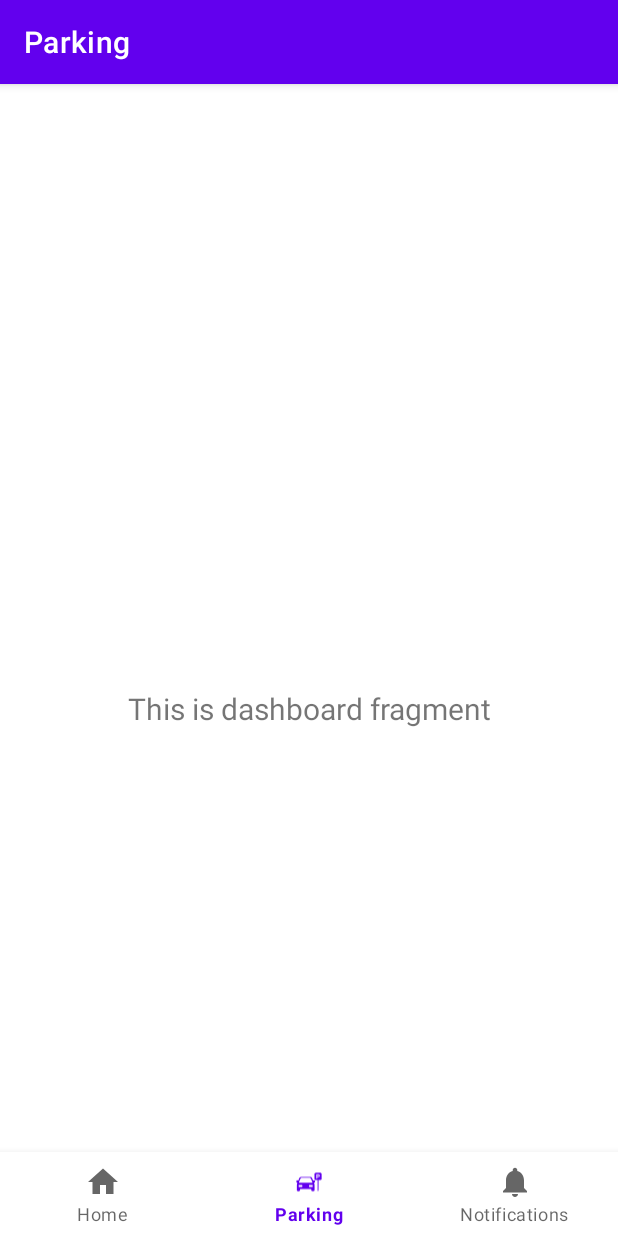
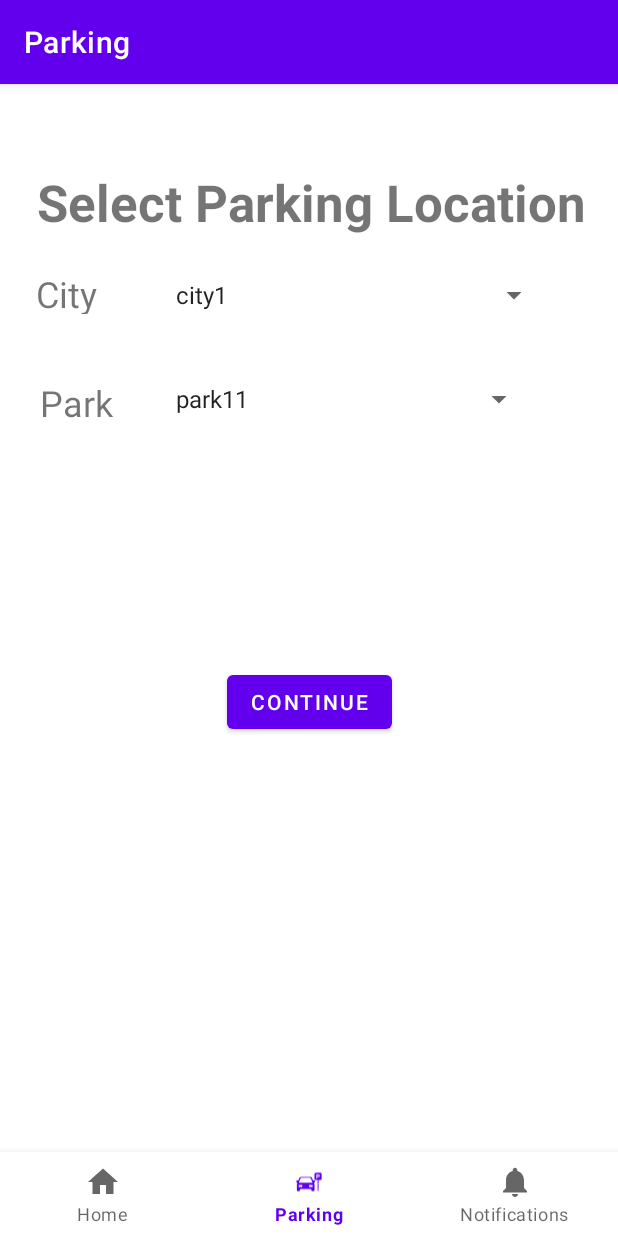
Before and after one commit to abdallah0100/Parking_App, an Android app: the screen it shows after launch (MainActivity), item 2 of the bottom bar chosen, on a phone screen of 412 x 824 dp. Run offline under Robolectric (Android 15) with nearby library versions, the phone set to English and light mode, and no system bars; our stand-ins replace navigation-ui.

Commit message:
Parking button navigates to the park selection fragment

```diff
--- a/app/src/main/java/com/example/parking/MainActivity.java
+++ b/app/src/main/java/com/example/parking/MainActivity.java
@@ -27,7 +27,7 @@ public class MainActivity extends AppCompatActivity {
         // Passing each menu ID as a set of Ids because each
         // menu should be considered as top level destinations.
         AppBarConfiguration appBarConfiguration = new AppBarConfiguration.Builder(
-                R.id.navigation_home, R.id.navigation_dashboard, R.id.navigation_notifications)
+                R.id.navigation_home, R.id.navigation_park_selection, R.id.navigation_notifications)
                 .build();
         NavController navController = Navigation.findNavController(this, R.id.nav_host_fragment_activity_main);
         NavigationUI.setupActionBarWithNavController(this, navController, appBarConfiguration);
--- /dev/null
+++ b/app/src/main/java/com/example/parking/ui/parking/ParkData.java
@@ -0,0 +1,11 @@
+package com.example.parking.ui.parking;
+
+import java.util.Arrays;
+import java.util.HashMap;
+import java.util.List;
+import java.util.Map;
+
+public class ParkData {
+    public static List<String> CITIES = Arrays.asList("city1", "city2", "city3");
+    public static Map<String, List<String>> PARK_MAP = new HashMap<>();
+}
--- /dev/null
+++ b/app/src/main/java/com/example/parking/ui/parking/ParkSelectionFragment.java
@@ -0,0 +1,91 @@
+package com.example.parking.ui.parking;
+
+import android.os.Bundle;
+import android.view.LayoutInflater;
+import android.view.View;
+import android.view.ViewGroup;
+import android.widget.AdapterView;
+import android.widget.ArrayAdapter;
+import android.widget.Button;
+import android.widget.Spinner;
+
+import androidx.annotation.NonNull;
+import androidx.annotation.Nullable;
+import androidx.fragment.app.Fragment;
+import androidx.lifecycle.ViewModelProvider;
+
+import com.example.parking.R;
+
+import java.util.Arrays;
+
+public class ParkSelectionFragment extends Fragment {
+    private Spinner parksSpinner;
+    private Spinner citySpinner;
+    private Button continueBtn;
+
+    private ParkSelectionView selectParkView;
+
+    @Nullable
+    @Override
+    public View onCreateView(@NonNull LayoutInflater inflater, @Nullable ViewGroup container, @Nullable Bundle savedInstanceState) {
+        View view = inflater.inflate(R.layout.fragment_park_selection, container, false);
+        selectParkView = new ViewModelProvider(this).get(ParkSelectionView.class);
+        citySpinner = view.findViewById(R.id.cityList);
+        parksSpinner = view.findViewById(R.id.parks_list);
+        continueBtn = view.findViewById(R.id.continue_btn);
+
+        /*
+         * temp - delete later
+         * */
+        for (int i = 0; i < ParkData.CITIES.size(); i++){
+            ParkData.PARK_MAP.put(ParkData.CITIES.get(i), Arrays.asList("park"+(i+1)+"1", "park"+(i+1)+"2", "park"+(i+1)+"3"));
+        }
+
+        // End of temp
+        ArrayAdapter<String> adapter = new ArrayAdapter<>(requireContext(), android.R.layout.simple_spinner_item, ParkData.CITIES);
+        adapter.setDropDownViewResource(android.R.layout.simple_spinner_dropdown_item);
+        citySpinner.setAdapter(adapter);
+
+
+        citySpinner.setOnItemSelectedListener(new AdapterView.OnItemSelectedListener() {
+            @Override
+            public void onItemSelected(AdapterView<?> parent, View view, int position, long id) {
+                String selected = (String) parent.getItemAtPosition(position);
+                selectParkView.setSelectedCity(selected);
+
+                ArrayAdapter<String> adapter = new ArrayAdapter<>(requireContext(), android.R.layout.simple_spinner_item, ParkData.PARK_MAP.get(selected));
+                adapter.setDropDownViewResource(android.R.layout.simple_spinner_dropdown_item);
+                parksSpinner.setAdapter(adapter);
+            }
+
+            @Override
+            public void onNothingSelected(AdapterView<?> parent) {
+                selectParkView.setSelectedCity(null);
+            }
+        });
+
+        parksSpinner.setOnItemSelectedListener(new AdapterView.OnItemSelectedListener() {
+            @Override
+            public void onItemSelected(AdapterView<?> parent, View view, int position, long id) {
+                String selected = (String) parent.getItemAtPosition(position);
+                selectParkView.setSelectedPark(selected);
+            }
+
+            @Override
+            public void onNothingSelected(AdapterView<?> parent) {
+                selectParkView.setSelectedPark(null);
+            }
+        });
+
+        continueBtn.setOnClickListener(new View.OnClickListener() {
+            @Override
+            public void onClick(View v) {
+                // Show a toast when the button is clicked
+                //Toast.makeText(getContext(), "City: "+selectParkView.getSelectedCity()+", park: " + selectParkView.getSelectedPark(), Toast.LENGTH_SHORT).show();
+
+            }
+        });
+
+        return view;
+    }
+}
--- /dev/null
+++ b/app/src/main/java/com/example/parking/ui/parking/ParkSelectionView.java
@@ -0,0 +1,33 @@
+package com.example.parking.ui.parking;
+
+import androidx.lifecycle.MutableLiveData;
+import androidx.lifecycle.ViewModel;
+
+import java.util.List;
+
+public class ParkSelectionView extends ViewModel {
+    private final MutableLiveData<String> selectedCity = new MutableLiveData<>();
+    private final MutableLiveData<String> selectedPark = new MutableLiveData<>();
+    private final MutableLiveData<List<String>> parks = new MutableLiveData<>();
+
+    public String getSelectedPark(){
+        return selectedPark.getValue();
+    }
+    public void setSelectedPark(String newPark){
+        this.selectedPark.setValue(newPark);
+    }
+
+    public String getSelectedCity() {
+        return selectedCity.getValue();
+    }
+    public void setSelectedCity(String newCity){
+        this.selectedCity.setValue(newCity);
+    }
+
+    public MutableLiveData<List<String>> getParks() {
+        return parks;
+    }
+    public void setParks(List<String> newParks) {
+        parks.setValue(newParks);
+    }
+}
--- /dev/null
+++ b/app/src/main/res/layout/fragment_park_selection.xml
@@ -0,0 +1,87 @@
+<?xml version="1.0" encoding="utf-8"?>
+<androidx.constraintlayout.widget.ConstraintLayout xmlns:android="http://schemas.android.com/apk/res/android"
+    xmlns:app="http://schemas.android.com/apk/res-auto"
+    xmlns:tools="http://schemas.android.com/tools"
+    android:layout_width="match_parent"
+    android:layout_height="match_parent"
+    tools:context=".ui.parking.ParkSelectionFragment"
+    >
+
+    <TextView
+        android:id="@+id/park_select_title"
+        android:layout_width="wrap_content"
+        android:layout_height="wrap_content"
+        android:layout_marginStart="190dp"
+        android:layout_marginEnd="163dp"
+        android:text="@string/select_park_title"
+        android:textSize="34sp"
+        android:textStyle="bold"
+        app:layout_constraintBottom_toBottomOf="parent"
+        app:layout_constraintEnd_toEndOf="parent"
+        app:layout_constraintHorizontal_bias="0.539"
+        app:layout_constraintStart_toStartOf="parent"
+        app:layout_constraintTop_toTopOf="parent"
+        app:layout_constraintVertical_bias="0.0" />
+
+
+    <TextView
+        android:id="@+id/textView1"
+        android:layout_width="60dp"
+        android:layout_height="30dp"
+        android:text="@string/city"
+        android:textSize="24sp"
+        app:layout_constraintBottom_toBottomOf="parent"
+        app:layout_constraintEnd_toEndOf="parent"
+        app:layout_constraintHorizontal_bias="0.068"
+        app:layout_constraintStart_toStartOf="parent"
+        app:layout_constraintTop_toTopOf="parent"
+        app:layout_constraintVertical_bias="0.099" />
+
+    <TextView
+        android:id="@+id/textView2"
+        android:layout_width="57dp"
+        android:layout_height="29dp"
+        android:text="@string/park"
+        android:textSize="24sp"
+        app:layout_constraintBottom_toBottomOf="parent"
+        app:layout_constraintEnd_toEndOf="parent"
+        app:layout_constraintHorizontal_bias="0.076"
+        app:layout_constraintStart_toStartOf="parent"
+        app:layout_constraintTop_toTopOf="parent"
+        app:layout_constraintVertical_bias="0.205" />
+
+    <Spinner
+        android:id="@+id/cityList"
+        android:layout_width="257dp"
+        android:layout_height="48dp"
+        app:layout_constraintBottom_toBottomOf="parent"
+        app:layout_constraintEnd_toEndOf="parent"
+        app:layout_constraintHorizontal_bias="0.707"
+
+        app:layout_constraintStart_toStartOf="parent"
+        app:layout_constraintTop_toTopOf="parent"
+        app:layout_constraintVertical_bias="0.091" />
+
+    <Spinner
+        android:id="@+id/parks_list"
+        android:layout_width="247dp"
+        android:layout_height="48dp"
+        android:visibility="visible"
+        app:layout_constraintBottom_toBottomOf="parent"
+        app:layout_constraintEnd_toEndOf="parent"
+        app:layout_constraintHorizontal_bias="0.664"
+        app:layout_constraintStart_toStartOf="parent"
+        app:layout_constraintTop_toTopOf="parent"
+        app:layout_constraintVertical_bias="0.196" />
+
+    <Button
+        android:id="@+id/continue_btn"
+        android:layout_width="wrap_content"
+        android:layout_height="wrap_content"
+        android:text="@string/continue_string"
+        app:layout_constraintBottom_toBottomOf="parent"
+        app:layout_constraintEnd_toEndOf="parent"
+        app:layout_constraintStart_toStartOf="parent"
+        app:layout_constraintTop_toTopOf="parent" />
+
+</androidx.constraintlayout.widget.ConstraintLayout>
--- a/app/src/main/res/menu/bottom_nav_menu.xml
+++ b/app/src/main/res/menu/bottom_nav_menu.xml
@@ -7,7 +7,7 @@
         android:title="@string/title_home" />
 
     <item
-        android:id="@+id/navigation_dashboard"
+        android:id="@+id/navigation_park_selection"
         android:icon="@drawable/ic_parking"
         android:title="@string/title_park_selection" />
 
--- a/app/src/main/res/navigation/mobile_navigation.xml
+++ b/app/src/main/res/navigation/mobile_navigation.xml
@@ -12,14 +12,16 @@
         tools:layout="@layout/fragment_home" />
 
     <fragment
-        android:id="@+id/navigation_dashboard"
-        android:name="com.example.parking.ui.dashboard.DashboardFragment"
+        android:id="@+id/navigation_park_selection"
+        android:name="com.example.parking.ui.parking.ParkSelectionFragment"
         android:label="@string/title_park_selection"
-        tools:layout="@layout/fragment_dashboard" />
+        tools:layout="@layout/fragment_park_selection"
+        />
 
     <fragment
         android:id="@+id/navigation_notifications"
         android:name="com.example.parking.ui.notifications.NotificationsFragment"
         android:label="@string/title_notifications"
         tools:layout="@layout/fragment_notifications" />
+
 </navigation>
```
